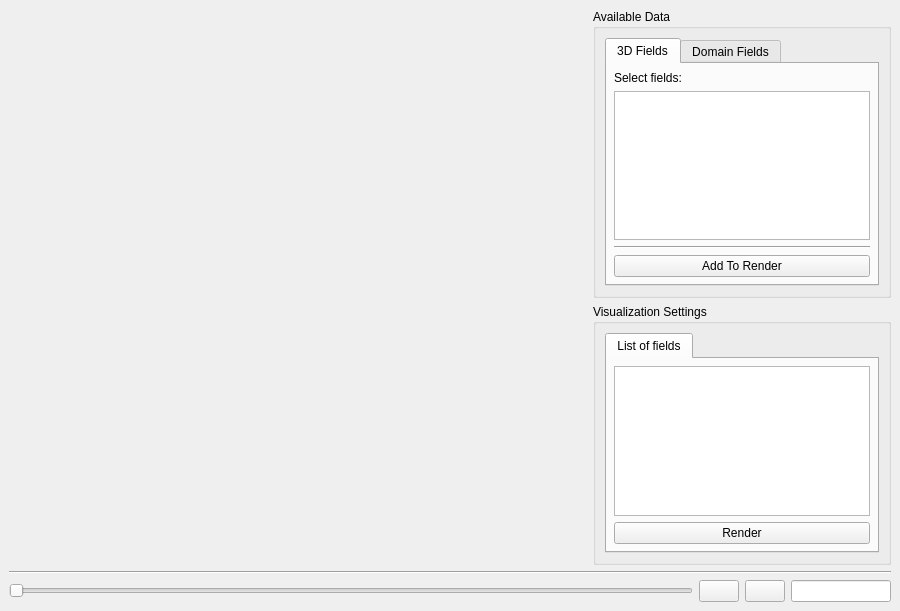
First picture: the form in VisualPIC/Views/Visualizer3Dvtk.ui, repository AngelFP/VisualPIC, before the edit.
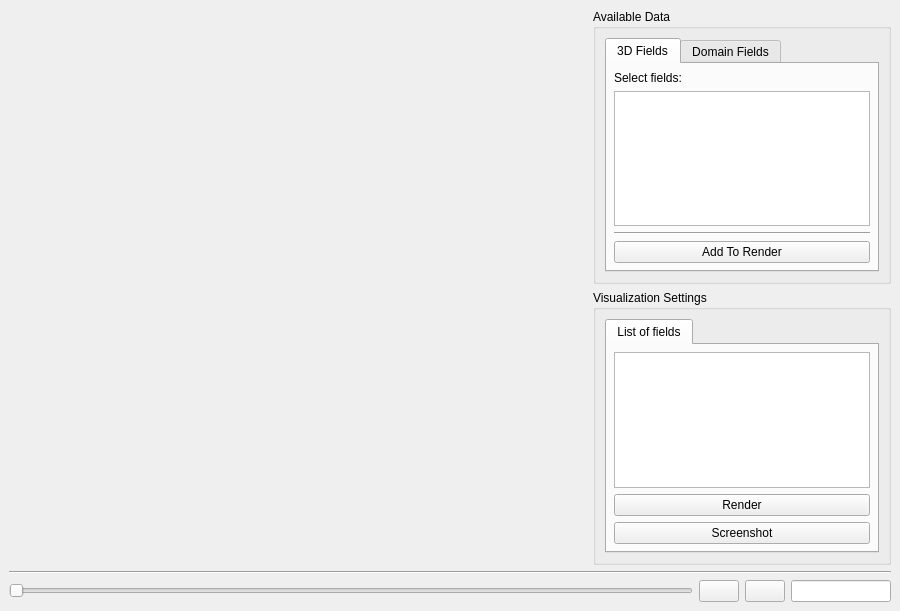
Second picture: the form after the edit. Icons and pictures are not drawn.

Commit message: Added temporary screenshot button.

The edit to the form file:
```diff
--- a/VisualPIC/Views/Visualizer3Dvtk.ui
+++ b/VisualPIC/Views/Visualizer3Dvtk.ui
@@ -274,6 +274,13 @@
                     </property>
                    </widget>
                   </item>
+                  <item>
+                   <widget class="QPushButton" name="screenshotButton">
+                    <property name="text">
+                     <string>Screenshot</string>
+                    </property>
+                   </widget>
+                  </item>
                  </layout>
                 </widget>
                </widget>
```
